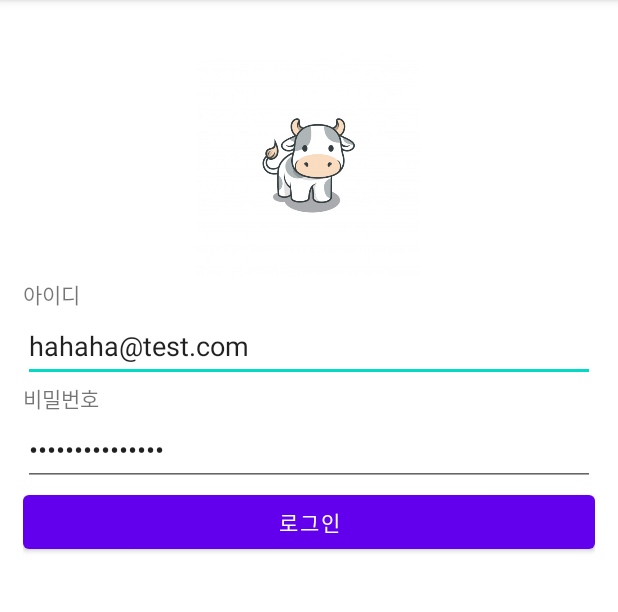
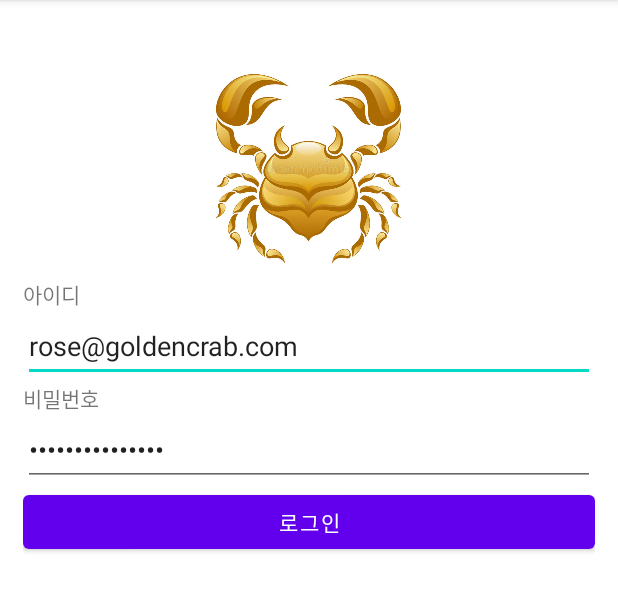
Before and after one commit to wizarddennis/KotlinLoginCheck_20210221, an Android app: the screen it shows after launch (MainActivity), on a phone screen of 412 x 824 dp, the part 84-696 px from its top. Run offline under Robolectric (Android 15) with nearby library versions, the light colour scheme and no system bars.

Commit message:
new image

```diff
--- a/app/src/main/res/layout/activity_main.xml
+++ b/app/src/main/res/layout/activity_main.xml
@@ -8,7 +8,7 @@
     android:orientation="vertical"
     tools:context=".MainActivity">
 
-    <!-- 추가 -->
+    <!-- 중간에 이미지 넣기 -->
     <LinearLayout
         android:layout_width="match_parent"
         android:layout_height="wrap_content"
@@ -19,7 +19,7 @@
         <ImageView
             android:layout_width="150dp"
             android:layout_height="150dp"
-            android:src="@drawable/cute_cow"/>
+            android:src="@drawable/goldencrab2"/>
 
     </LinearLayout>
 
@@ -39,7 +39,7 @@
         android:layout_height="wrap_content"
         android:hint="이멜주소를 입력하세요"
         android:inputType="textEmailAddress"
-        android:text="hahaha@test.com"/>
+        android:text="rose@goldencrab.com"/>
 
     <TextView
         android:layout_width="match_parent"
```
Also changed, not shown: app/src/main/res/drawable/goldencrab2.jpg (added).
